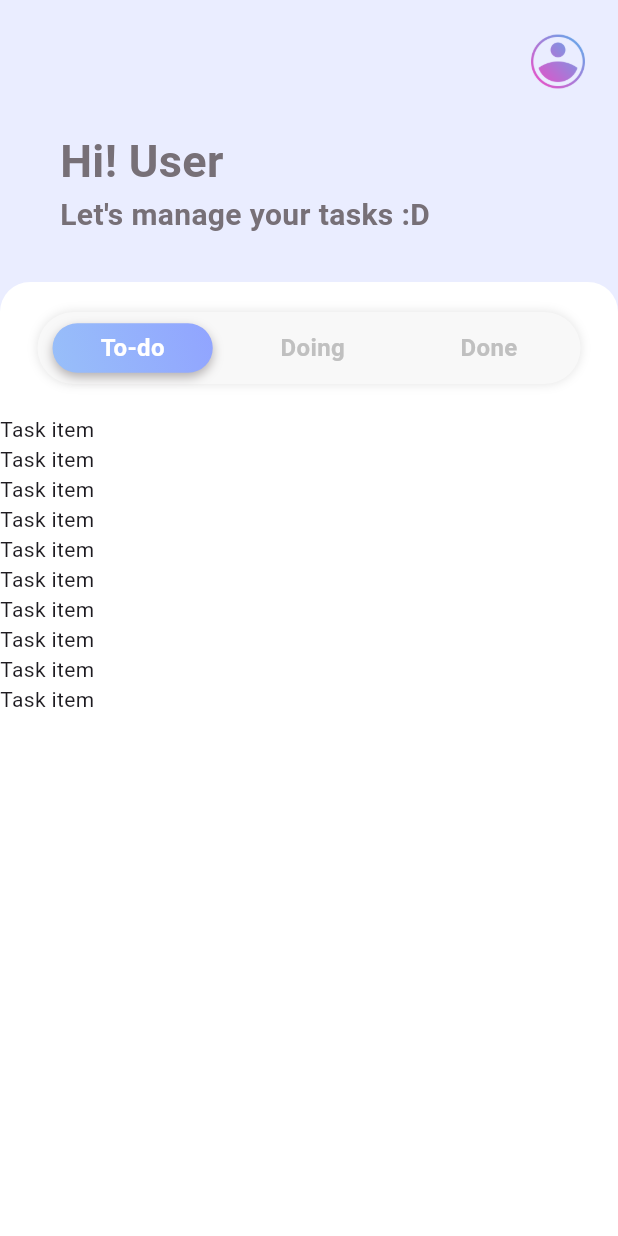
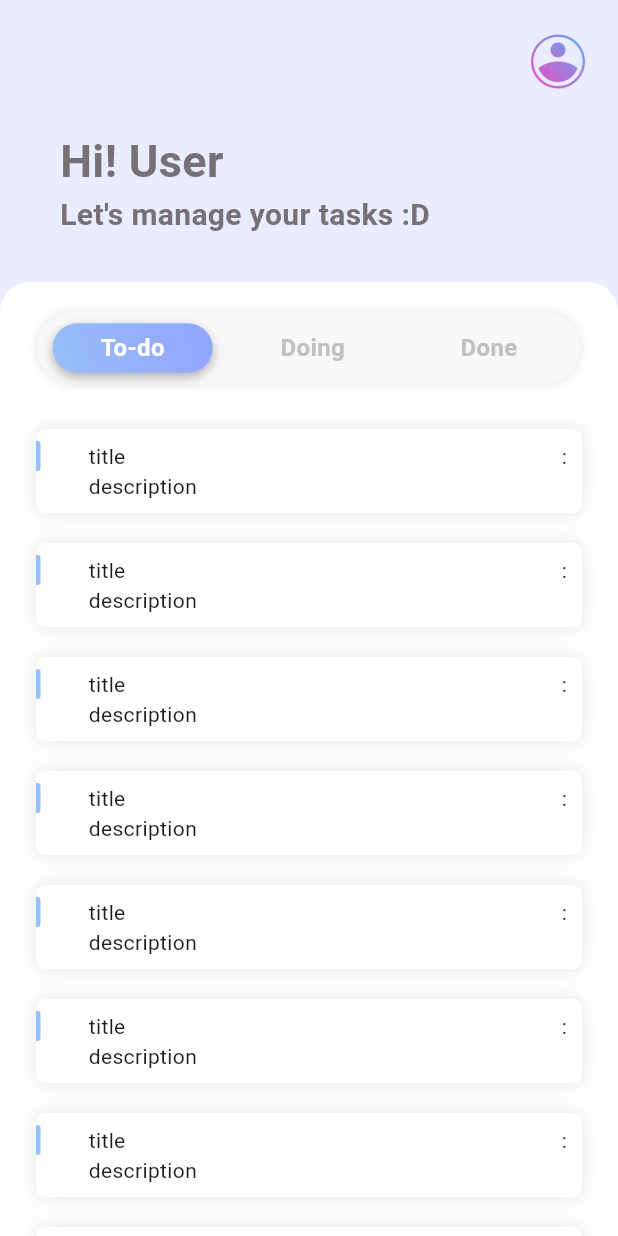
Before and after one commit to Wanwwaan/task_management_app, a Flutter app: the screen it shows after launch, on a phone screen of 412 x 824 dp. Run offline on Flutter 3.47's test engine with Material 3 defaults, Android fonts, the phone set to English and light mode, and no system bars; our stand-ins replace get, google_fonts; Roboto replaces fonts that are missing (Kanit).

Commit message:
Update task item UI

```diff
--- a/lib/constants/app_colors.dart
+++ b/lib/constants/app_colors.dart
@@ -11,6 +11,6 @@ class AppColors {
   static const Color coolGray = Color(0xFFB3AFB0);
   static const Color cement = Color(0xFF777077);
   static const Color gradientLeft = Color(0xFF98BFF9);
-  static const Color gradientMiddle = Color(0xFF98BFF9);
   static const Color gradientRight = Color(0xFF91A4FF);
+  static const Color lightGray = Color(0xFFE4E4E4);
 }
--- a/lib/screen/main/views/main_screen.dart
+++ b/lib/screen/main/views/main_screen.dart
@@ -129,7 +129,47 @@ class _MainScreenState extends State<MainScreen> {
                           shrinkWrap: true,
                           itemCount: 10,
                           itemBuilder: (BuildContext context, int index) {
-                            return (const Text('Task item'));
+                            return (Container(
+                              margin: const EdgeInsets.symmetric(horizontal: 24, vertical: 10),
+                              padding: const EdgeInsets.only(top: 8, bottom: 8, right: 10),
+                              decoration: const BoxDecoration(
+                                  color: AppColors.white,
+                                  borderRadius: BorderRadius.all(Radius.circular(6)),
+                                  boxShadow: [
+                                    BoxShadow(
+                                      color: AppColors.lightGray,
+                                      blurRadius: 10,
+                                    ),
+                                  ]),
+                              child: Row(
+                                crossAxisAlignment: CrossAxisAlignment.start,
+                                children: [
+                                  Container(
+                                    decoration: const BoxDecoration(
+                                        color: AppColors.gradientLeft,
+                                        borderRadius: BorderRadius.only(
+                                          topRight: Radius.circular(2),
+                                          bottomRight: Radius.circular(2),
+                                        )),
+                                    height: 20,
+                                    width: 3,
+                                  ),
+                                  const SizedBox(
+                                    width: 32,
+                                  ),
+                                  const Expanded(
+                                    child: Column(
+                                      crossAxisAlignment: CrossAxisAlignment.start,
+                                      children: [
+                                        Text('title'),
+                                        Text('description'),
+                                      ],
+                                    ),
+                                  ),
+                                  Text(':')
+                                ],
+                              ),
+                            ));
                           },
                         ),
                       )
```
